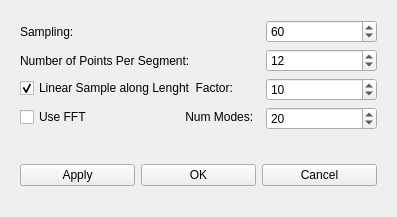
First picture: the form in Code/Source/Plugins/org.sv.gui.qt.segmentation/src/internal/svLoftParamWidget.ui, repository SimVascular/SimVascular, before the edit.
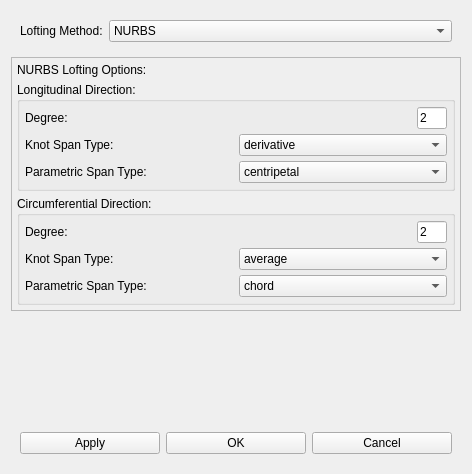
Second picture: the form after the edit.

Commit message: DEV:put all lofting parameters to a single struct;creating a uniformed GUI for the parameters

Patch:
```diff
--- a/Code/Source/Plugins/org.sv.gui.qt.segmentation/src/internal/svLoftParamWidget.ui
+++ b/Code/Source/Plugins/org.sv.gui.qt.segmentation/src/internal/svLoftParamWidget.ui
@@ -6,8 +6,8 @@
    <rect>
     <x>0</x>
     <y>0</y>
-    <width>397</width>
-    <height>217</height>
+    <width>472</width>
+    <height>474</height>
    </rect>
   </property>
   <property name="windowTitle">
@@ -15,75 +15,558 @@
   </property>
   <layout class="QVBoxLayout" name="verticalLayout">
    <item>
-    <widget class="QWidget" name="widget" native="true">
-     <layout class="QFormLayout" name="formLayout">
+    <widget class="QWidget" name="widget_3" native="true">
+     <layout class="QFormLayout" name="formLayout_2">
       <item row="0" column="0">
-       <widget class="QLabel" name="label">
+       <widget class="QLabel" name="label_3">
         <property name="text">
-         <string>Sampling:</string>
+         <string>Lofting Method:</string>
         </property>
        </widget>
       </item>
       <item row="0" column="1">
-       <widget class="QSpinBox" name="spinBoxSampling">
-        <property name="maximum">
-         <number>199</number>
-        </property>
-        <property name="value">
-         <number>60</number>
-        </property>
-       </widget>
-      </item>
-      <item row="1" column="0">
-       <widget class="QLabel" name="label_2">
-        <property name="text">
-         <string>Number of Points Per Segment:</string>
-        </property>
-       </widget>
-      </item>
-      <item row="1" column="1">
-       <widget class="QSpinBox" name="spinBoxNumPerSeg">
-        <property name="value">
-         <number>12</number>
-        </property>
-       </widget>
-      </item>
-      <item row="2" column="0">
-       <widget class="QCheckBox" name="checkBoxUseLinearSample">
-        <property name="text">
-         <string>Linear Sample along Lenght  Factor:</string>
-        </property>
-        <property name="checked">
-         <bool>true</bool>
-        </property>
-       </widget>
-      </item>
-      <item row="2" column="1">
-       <widget class="QSpinBox" name="spinBoxLinearFactor">
-        <property name="value">
-         <number>10</number>
-        </property>
-       </widget>
-      </item>
-      <item row="3" column="0">
-       <widget class="QCheckBox" name="checkBoxUseFFT">
-        <property name="text">
-         <string>Use FFT                              Num Modes:</string>
-        </property>
-       </widget>
-      </item>
-      <item row="3" column="1">
-       <widget class="QSpinBox" name="spinBoxNumModes">
-        <property name="value">
-         <number>20</number>
-        </property>
+       <widget class="QComboBox" name="comboBoxMethod">
+        <item>
+         <property name="text">
+          <string>NURBS</string>
+         </property>
+        </item>
+        <item>
+         <property name="text">
+          <string>Spline</string>
+         </property>
+        </item>
        </widget>
       </item>
      </layout>
     </widget>
    </item>
    <item>
-    <widget class="QWidget" name="widget_2" native="true">
+    <widget class="QStackedWidget" name="stackedWidget">
+     <property name="currentIndex">
+      <number>0</number>
+     </property>
+     <widget class="QWidget" name="page_2">
+      <layout class="QVBoxLayout" name="verticalLayout_6">
+       <property name="spacing">
+        <number>5</number>
+       </property>
+       <property name="leftMargin">
+        <number>0</number>
+       </property>
+       <property name="topMargin">
+        <number>0</number>
+       </property>
+       <property name="rightMargin">
+        <number>0</number>
+       </property>
+       <property name="bottomMargin">
+        <number>0</number>
+       </property>
+       <item>
+        <widget class="QFrame" name="frame_2">
+         <property name="frameShape">
+          <enum>QFrame::StyledPanel</enum>
+         </property>
+         <property name="frameShadow">
+          <enum>QFrame::Raised</enum>
+         </property>
+         <layout class="QVBoxLayout" name="verticalLayout_3">
+          <property name="spacing">
+           <number>5</number>
+          </property>
+          <property name="leftMargin">
+           <number>5</number>
+          </property>
+          <property name="topMargin">
+           <number>5</number>
+          </property>
+          <property name="rightMargin">
+           <number>5</number>
+          </property>
+          <property name="bottomMargin">
+           <number>5</number>
+          </property>
+          <item>
+           <widget class="QLabel" name="label_4">
+            <property name="enabled">
+             <bool>true</bool>
+            </property>
+            <property name="text">
+             <string>NURBS Lofting Options:</string>
+            </property>
+           </widget>
+          </item>
+          <item>
+           <widget class="QGroupBox" name="groupBox">
+            <property name="title">
+             <string>Longitudinal Direction:</string>
+            </property>
+            <layout class="QVBoxLayout" name="verticalLayout_4">
+             <property name="spacing">
+              <number>5</number>
+             </property>
+             <property name="leftMargin">
+              <number>5</number>
+             </property>
+             <property name="topMargin">
+              <number>5</number>
+             </property>
+             <property name="rightMargin">
+              <number>5</number>
+             </property>
+             <property name="bottomMargin">
+              <number>5</number>
+             </property>
+             <item>
+              <widget class="QWidget" name="widget_2" native="true">
+               <layout class="QHBoxLayout" name="horizontalLayout_2">
+                <property name="spacing">
+                 <number>5</number>
+                </property>
+                <property name="leftMargin">
+                 <number>0</number>
+                </property>
+                <property name="topMargin">
+                 <number>0</number>
+                </property>
+                <property name="rightMargin">
+                 <number>0</number>
+                </property>
+                <property name="bottomMargin">
+                 <number>0</number>
+                </property>
+                <item>
+                 <widget class="QLabel" name="label_5">
+                  <property name="text">
+                   <string>Degree:</string>
+                  </property>
+                 </widget>
+                </item>
+                <item>
+                 <widget class="QLineEdit" name="NURBSLoftingUDegree">
+                  <property name="maximumSize">
+                   <size>
+                    <width>30</width>
+                    <height>16777215</height>
+                   </size>
+                  </property>
+                  <property name="text">
+                   <string>2</string>
+                  </property>
+                  <property name="frame">
+                   <bool>true</bool>
+                  </property>
+                  <property name="dragEnabled">
+                   <bool>false</bool>
+                  </property>
+                  <property name="placeholderText">
+                   <string>3</string>
+                  </property>
+                 </widget>
+                </item>
+               </layout>
+              </widget>
+             </item>
+             <item>
+              <widget class="QWidget" name="widget" native="true">
+               <layout class="QHBoxLayout" name="horizontalLayout_3">
+                <property name="spacing">
+                 <number>5</number>
+                </property>
+                <property name="leftMargin">
+                 <number>0</number>
+                </property>
+                <property name="topMargin">
+                 <number>0</number>
+                </property>
+                <property name="rightMargin">
+                 <number>0</number>
+                </property>
+                <property name="bottomMargin">
+                 <number>0</number>
+                </property>
+                <item>
+                 <widget class="QLabel" name="label_6">
+                  <property name="text">
+                   <string>Knot Span Type:</string>
+                  </property>
+                 </widget>
+                </item>
+                <item>
+                 <widget class="QComboBox" name="NURBSLoftingUKnotSpanType">
+                  <property name="currentIndex">
+                   <number>2</number>
+                  </property>
+                  <item>
+                   <property name="text">
+                    <string>equal</string>
+                   </property>
+                  </item>
+                  <item>
+                   <property name="text">
+                    <string>average</string>
+                   </property>
+                  </item>
+                  <item>
+                   <property name="text">
+                    <string>derivative</string>
+                   </property>
+                  </item>
+                 </widget>
+                </item>
+               </layout>
+              </widget>
+             </item>
+             <item>
+              <widget class="QWidget" name="widget_5" native="true">
+               <layout class="QHBoxLayout" name="horizontalLayout_5">
+                <property name="spacing">
+                 <number>5</number>
+                </property>
+                <property name="leftMargin">
+                 <number>0</number>
+                </property>
+                <property name="topMargin">
+                 <number>0</number>
+                </property>
+                <property name="rightMargin">
+                 <number>0</number>
+                </property>
+                <property name="bottomMargin">
+                 <number>0</number>
+                </property>
+                <item>
+                 <widget class="QLabel" name="label_7">
+                  <property name="text">
+                   <string>Parametric Span Type:</string>
+                  </property>
+                 </widget>
+                </item>
+                <item>
+                 <widget class="QComboBox" name="NURBSLoftingUParametricSpanType">
+                  <property name="currentIndex">
+                   <number>2</number>
+                  </property>
+                  <item>
+                   <property name="text">
+                    <string>equal</string>
+                   </property>
+                  </item>
+                  <item>
+                   <property name="text">
+                    <string>chord</string>
+                   </property>
+                  </item>
+                  <item>
+                   <property name="text">
+                    <string>centripetal</string>
+                   </property>
+                  </item>
+                 </widget>
+                </item>
+               </layout>
+              </widget>
+             </item>
+            </layout>
+           </widget>
+          </item>
+          <item>
+           <widget class="QGroupBox" name="groupBox_2">
+            <property name="title">
+             <string>Circumferential Direction:</string>
+            </property>
+            <layout class="QVBoxLayout" name="verticalLayout_5">
+             <property name="spacing">
+              <number>5</number>
+             </property>
+             <property name="leftMargin">
+              <number>5</number>
+             </property>
+             <property name="topMargin">
+              <number>5</number>
+             </property>
+             <property name="rightMargin">
+              <number>5</number>
+             </property>
+             <property name="bottomMargin">
+              <number>5</number>
+             </property>
+             <item>
+              <widget class="QWidget" name="widget_4" native="true">
+               <layout class="QHBoxLayout" name="horizontalLayout_4">
+                <property name="spacing">
+                 <number>5</number>
+                </property>
+                <property name="leftMargin">
+                 <number>0</number>
+                </property>
+                <property name="topMargin">
+                 <number>0</number>
+                </property>
+                <property name="rightMargin">
+                 <number>0</number>
+                </property>
+                <property name="bottomMargin">
+                 <number>0</number>
+                </property>
+                <item>
+                 <widget class="QLabel" name="label_8">
+                  <property name="text">
+                   <string>Degree:</string>
+                  </property>
+                 </widget>
+                </item>
+                <item>
+                 <widget class="QLineEdit" name="NURBSLoftingVDegree">
+                  <property name="maximumSize">
+                   <size>
+                    <width>30</width>
+                    <height>16777215</height>
+                   </size>
+                  </property>
+                  <property name="text">
+                   <string>2</string>
+                  </property>
+                  <property name="placeholderText">
+                   <string>3</string>
+                  </property>
+                 </widget>
+                </item>
+               </layout>
+              </widget>
+             </item>
+             <item>
+              <widget class="QWidget" name="widget_6" native="true">
+               <layout class="QHBoxLayout" name="horizontalLayout_6">
+                <property name="spacing">
+                 <number>5</number>
+                </property>
+                <property name="leftMargin">
+                 <number>0</number>
+                </property>
+                <property name="topMargin">
+                 <number>0</number>
+                </property>
+                <property name="rightMargin">
+                 <number>0</number>
+                </property>
+                <property name="bottomMargin">
+                 <number>0</number>
+                </property>
+                <item>
+                 <widget class="QLabel" name="label_9">
+                  <property name="text">
+                   <string>Knot Span Type:</string>
+                  </property>
+                 </widget>
+                </item>
+                <item>
+                 <widget class="QComboBox" name="NURBSLoftingVKnotSpanType">
+                  <property name="editable">
+                   <bool>false</bool>
+                  </property>
+                  <property name="currentIndex">
+                   <number>1</number>
+                  </property>
+                  <item>
+                   <property name="text">
+                    <string>equal</string>
+                   </property>
+                  </item>
+                  <item>
+                   <property name="text">
+                    <string>average</string>
+                   </property>
+                  </item>
+                  <item>
+                   <property name="text">
+                    <string>derivative</string>
+                   </property>
+                  </item>
+                 </widget>
+                </item>
+               </layout>
+              </widget>
+             </item>
+             <item>
+              <widget class="QWidget" name="widget_7" native="true">
+               <layout class="QHBoxLayout" name="horizontalLayout_7">
+                <property name="spacing">
+                 <number>5</number>
+                </property>
+                <property name="leftMargin">
+                 <number>0</number>
+                </property>
+                <property name="topMargin">
+                 <number>0</number>
+                </property>
+                <property name="rightMargin">
+                 <number>0</number>
+                </property>
+                <property name="bottomMargin">
+                 <number>0</number>
+                </property>
+                <item>
+                 <widget class="QLabel" name="label_10">
+                  <property name="text">
+                   <string>Parametric Span Type:</string>
+                  </property>
+                 </widget>
+                </item>
+                <item>
+                 <widget class="QComboBox" name="NURBSLoftingVParametricSpanType">
+                  <property name="currentIndex">
+                   <number>1</number>
+                  </property>
+                  <item>
+                   <property name="text">
+                    <string>equal</string>
+                   </property>
+                  </item>
+                  <item>
+                   <property name="text">
+                    <string>chord</string>
+                   </property>
+                  </item>
+                  <item>
+                   <property name="text">
+                    <string>centripetal</string>
+                   </property>
+                  </item>
+                 </widget>
+                </item>
+               </layout>
+              </widget>
+             </item>
+            </layout>
+           </widget>
+          </item>
+         </layout>
+        </widget>
+       </item>
+      </layout>
+     </widget>
+     <widget class="QWidget" name="page">
+      <layout class="QVBoxLayout" name="verticalLayout_2">
+       <property name="spacing">
+        <number>5</number>
+       </property>
+       <property name="leftMargin">
+        <number>0</number>
+       </property>
+       <property name="topMargin">
+        <number>0</number>
+       </property>
+       <property name="rightMargin">
+        <number>0</number>
+       </property>
+       <property name="bottomMargin">
+        <number>0</number>
+       </property>
+       <item>
+        <widget class="QFrame" name="frame">
+         <property name="frameShape">
+          <enum>QFrame::StyledPanel</enum>
+         </property>
+         <property name="frameShadow">
+          <enum>QFrame::Raised</enum>
+         </property>
+         <layout class="QFormLayout" name="formLayout">
+          <property name="topMargin">
+           <number>9</number>
+          </property>
+          <item row="1" column="0">
+           <widget class="QLabel" name="label">
+            <property name="text">
+             <string>Sampling:</string>
+            </property>
+           </widget>
+          </item>
+          <item row="1" column="1">
+           <widget class="QSpinBox" name="spinBoxSampling">
+            <property name="maximum">
+             <number>199</number>
+            </property>
+            <property name="value">
+             <number>60</number>
+            </property>
+           </widget>
+          </item>
+          <item row="2" column="0">
+           <widget class="QLabel" name="label_2">
+            <property name="text">
+             <string>Number of Points Per Segment:</string>
+            </property>
+           </widget>
+          </item>
+          <item row="2" column="1">
+           <widget class="QSpinBox" name="spinBoxNumPerSeg">
+            <property name="value">
+             <number>12</number>
+            </property>
+           </widget>
+          </item>
+          <item row="3" column="0">
+           <widget class="QCheckBox" name="checkBoxUseLinearSample">
+            <property name="text">
+             <string>Linear Sample along Lenght  Factor:</string>
+            </property>
+            <property name="checked">
+             <bool>true</bool>
+            </property>
+           </widget>
+          </item>
+          <item row="3" column="1">
+           <widget class="QSpinBox" name="spinBoxLinearFactor">
+            <property name="value">
+             <number>10</number>
+            </property>
+           </widget>
+          </item>
+          <item row="4" column="0">
+           <widget class="QCheckBox" name="checkBoxUseFFT">
+            <property name="text">
+             <string>Use FFT                              Num Modes:</string>
+            </property>
+           </widget>
+          </item>
+          <item row="4" column="1">
+           <widget class="QSpinBox" name="spinBoxNumModes">
+            <property name="value">
+             <number>20</number>
+            </property>
+           </widget>
+          </item>
+          <item row="0" column="0">
+           <widget class="QLabel" name="label_11">
+            <property name="text">
+             <string>Spline Lofting Options</string>
+            </property>
+           </widget>
+          </item>
+         </layout>
+        </widget>
+       </item>
+      </layout>
+     </widget>
+    </widget>
+   </item>
+   <item>
+    <spacer name="verticalSpacer">
+     <property name="orientation">
+      <enum>Qt::Vertical</enum>
+     </property>
+     <property name="sizeHint" stdset="0">
+      <size>
+       <width>20</width>
+       <height>40</height>
+      </size>
+     </property>
+    </spacer>
+   </item>
+   <item>
+    <widget class="QWidget" name="widgetButtonGroup" native="true">
      <layout class="QHBoxLayout" name="horizontalLayout">
       <item>
        <widget class="QPushButton" name="btnApply">
```
The commit also changes 4 other files.
